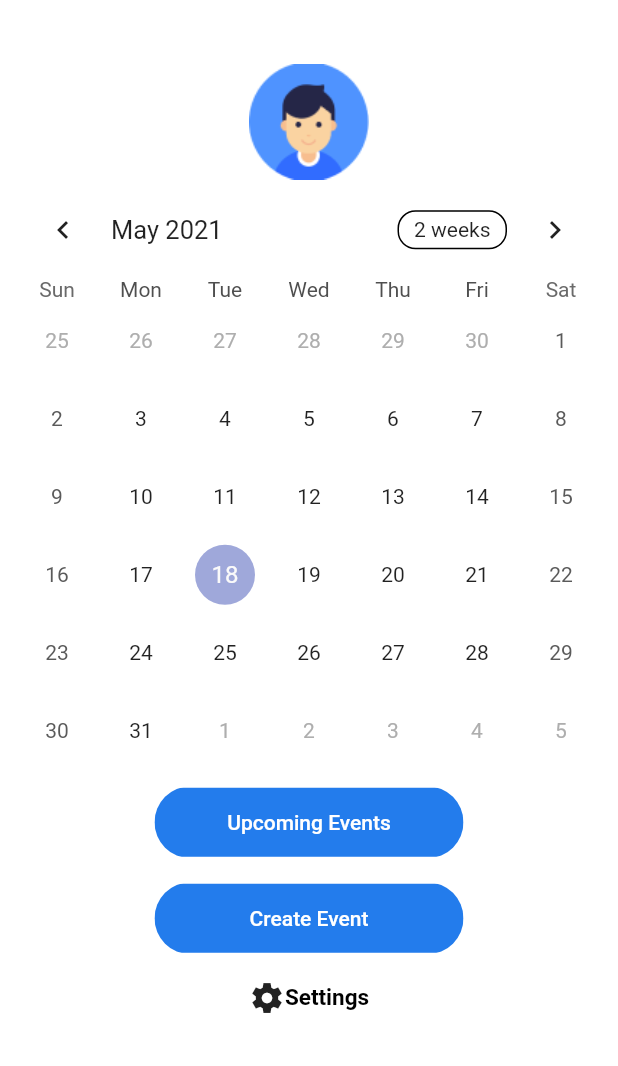
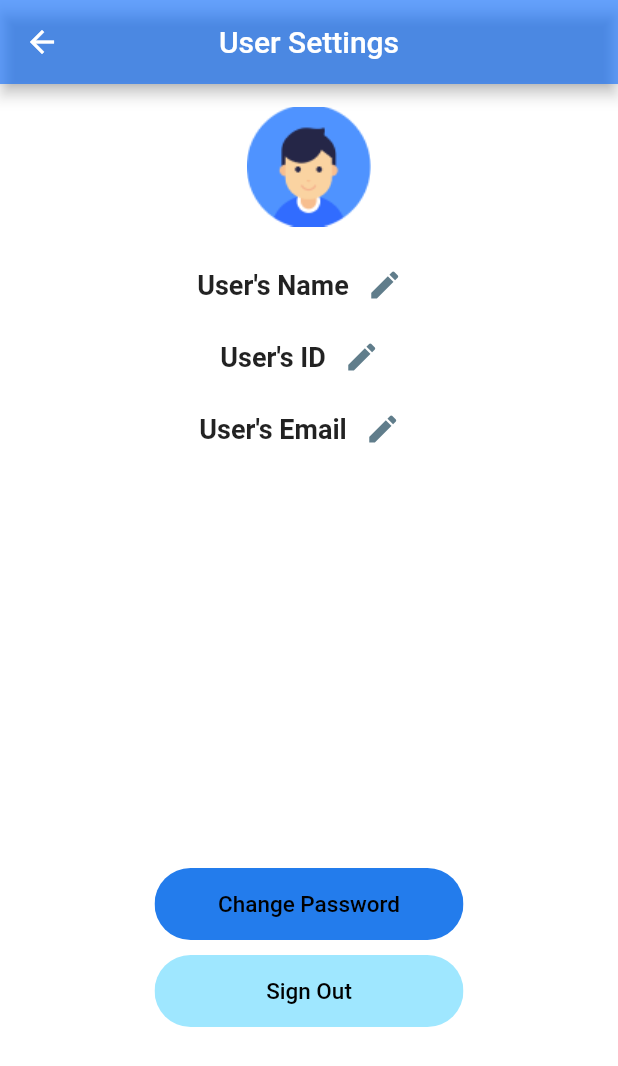
Before and after one commit to VithralasOfficial/CalenTwin, a Flutter app: the EventTable screen opened directly, after a tap on "Settings", on a phone screen of 412 x 824 dp. Shown: the top 1066 px of the screen. Run offline on Flutter 3.47's test engine with Material 2 defaults, Android fonts, the phone set to English and light mode, and no system bars; drawn by our look-alikes of table_calendar.

Commit message:
Settings Page Done Upcoming Events Page Init

```diff
--- a/lib/Screens/HomePage/components/Event_Table.dart
+++ b/lib/Screens/HomePage/components/Event_Table.dart
@@ -1,6 +1,8 @@
 import 'package:flutter/cupertino.dart';
 import 'package:flutter/material.dart';
 import 'package:integrative/Screens/CreateEvent/Create_Event.dart';
+import 'package:integrative/Screens/UpcomingEvents/Upcoming_Events_Screen.dart';
+import 'package:integrative/Screens/UserSettings/Settings_Screen.dart';
 import 'package:integrative/components/Rounded_Button.dart';
 import 'package:table_calendar/table_calendar.dart';
 import '../../../constants.dart';
@@ -74,7 +76,15 @@ class EventTableState extends State<EventTable> {
             padding: EdgeInsets.symmetric(vertical: 6),
             child: RoundedButton(
                 text: "Upcoming Events",
-                press: () {}
+                press: () {
+                  Navigator.push(
+                      context,
+                    MaterialPageRoute(builder: (context) {
+                      return UpcomingEventsScreen();
+                      },
+                    ),
+                  );
+                },
             ),
           ),
           Container( // Create Event Button
@@ -98,7 +108,14 @@ class EventTableState extends State<EventTable> {
             // ignore: deprecated_member_use
             child: FlatButton(
               padding: EdgeInsets.symmetric(vertical: 5),
-              onPressed: () {},
+              onPressed: () {
+                Navigator.push(
+                    context, MaterialPageRoute(builder: (context) {
+                      return SettingsScreen();
+                    },
+                  ),
+                );
+              },
               child: Row(
                 mainAxisAlignment: MainAxisAlignment.center,
                 children: [
--- /dev/null
+++ b/lib/Screens/UserSettings/Settings_Screen.dart
@@ -0,0 +1,17 @@
+import 'package:flutter/material.dart';
+import 'package:integrative/constants.dart';
+import 'components/Settings_Screen_Body.dart';
+
+class SettingsScreen extends StatelessWidget {
+  @override
+  Widget build(BuildContext context) {
+    return Scaffold(
+      appBar: AppBar(
+        title: Text("User Settings",),
+        backgroundColor: kTextFieldColor,
+        centerTitle: true,
+      ),
+      body: SettingsScreenBody(),
+    );
+  }
+}
--- /dev/null
+++ b/lib/Screens/UserSettings/components/Editable_Text.dart
@@ -0,0 +1,37 @@
+import 'package:flutter/material.dart';
+
+// ignore: camel_case_types
+class Editable_Text extends StatelessWidget {
+  final String text;
+  final Color color;
+  final double fontSize;
+  const Editable_Text({
+    Key? key,
+    required this.text,
+    this.color = Colors.blueGrey,
+    this.fontSize = 18
+  }) : super(key: key);
+
+  @override
+  Widget build(BuildContext context) {
+    return Row(
+      mainAxisAlignment: MainAxisAlignment.center,
+      children: [
+        Text(
+            text,
+            style: TextStyle(
+                fontWeight: FontWeight.bold,
+                fontSize: fontSize
+            )
+        ),
+        IconButton(
+            onPressed: () {},
+            icon: Icon(
+                Icons.edit,
+                color: color
+            )
+        )
+      ],
+    );
+  }
+}
--- /dev/null
+++ b/lib/Screens/UserSettings/components/Settings_Screen_Body.dart
@@ -0,0 +1,62 @@
+import 'package:flutter/material.dart';
+import 'package:integrative/Screens/Welcome/welcome_screen.dart';
+import 'package:integrative/components/Rounded_Button.dart';
+import 'package:integrative/constants.dart';
+import 'Editable_Text.dart';
+
+class SettingsScreenBody extends StatelessWidget {
+  @override
+  Widget build(BuildContext context) {
+    Size size = MediaQuery.of(context).size;
+    return Column(
+      children: <Widget>[
+        Padding( // Avatar Image
+          padding: const EdgeInsets.symmetric(vertical: 15),
+          child: Row(
+            mainAxisAlignment: MainAxisAlignment.center,
+            children: [
+              Image.asset(
+                "assets/images/Avatar.png"
+              ),
+            ],
+          ),
+        ),
+        Editable_Text(
+            text: "User's Name"
+        ),
+        Editable_Text(
+            text: "User's ID"
+        ),
+        Editable_Text(
+          text: "User's Email"
+        ),
+        Container(
+          height: size.height * 0.32,
+        ),
+        RoundedButton(
+            text: "Change Password",
+            textColor: Colors.black,
+            color: kButtonColor,
+            fontSize: 15,
+            press: () {}
+            ),
+        RoundedButton(
+            text: "Sign Out",
+            textColor: Colors.black,
+            color: kButtonLightColor,
+            fontSize: 15,
+            press: () {
+              Navigator.push(
+                  context,
+                  MaterialPageRoute(
+                    builder: (context) {
+                    return WelcomeScreen();
+                    },
+                  ),
+              );
+            },
+        ),
+      ],
+    );
+  }
+}
--- a/lib/components/Rounded_Button.dart
+++ b/lib/components/Rounded_Button.dart
@@ -5,12 +5,14 @@ class RoundedButton extends StatelessWidget {
   final String text;
   final VoidCallback press;
   final Color color, textColor;
+  final double fontSize;
   const RoundedButton({
     Key? key,
     required this.text,
     required this.press,
     this.color = kButtonColor,
     this.textColor = Colors.white,
+    this.fontSize = 14,
   }) : super(key: key);
 
   @override
@@ -27,7 +29,12 @@ class RoundedButton extends StatelessWidget {
             color: color,
             onPressed: press,
             child: Text(text,
-                style: TextStyle(color: textColor))),
+                style: TextStyle(
+                    color: textColor,
+                    fontSize: fontSize
+                )
+            )
+        ),
       ),
     );
   }
```
Also changed, not shown: lib/Screens/UpcomingEvents/Upcoming_Events_Screen.dart (renamed from lib/Screens/Welcome/components/body.dart, +34 -27 lines).
